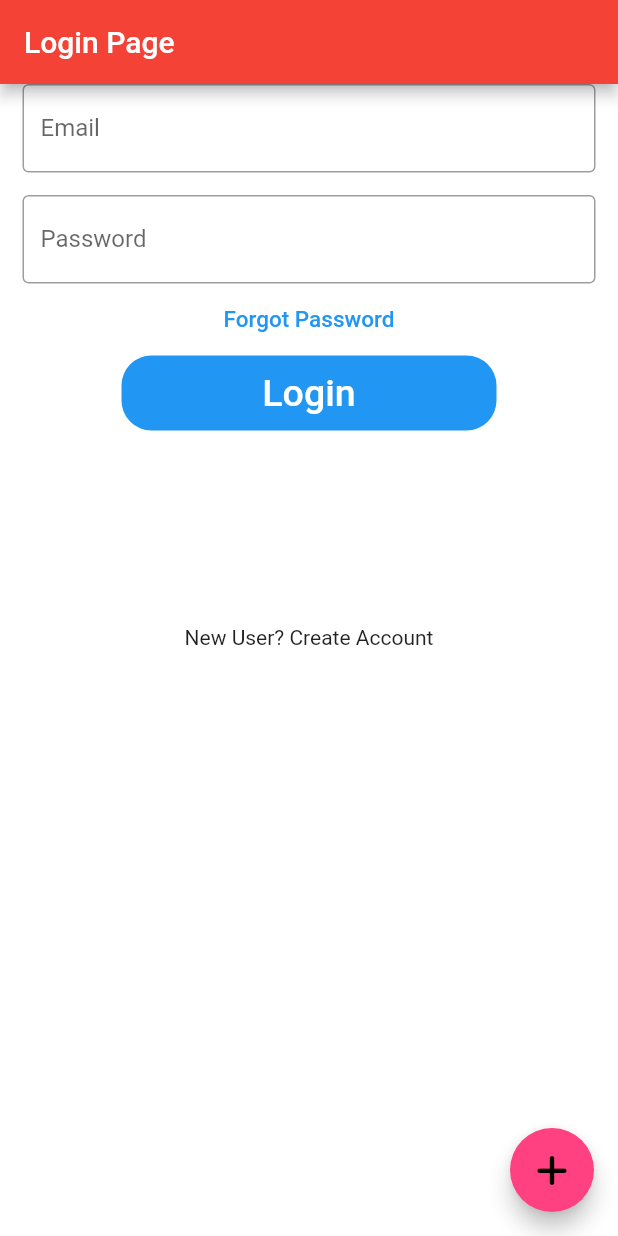
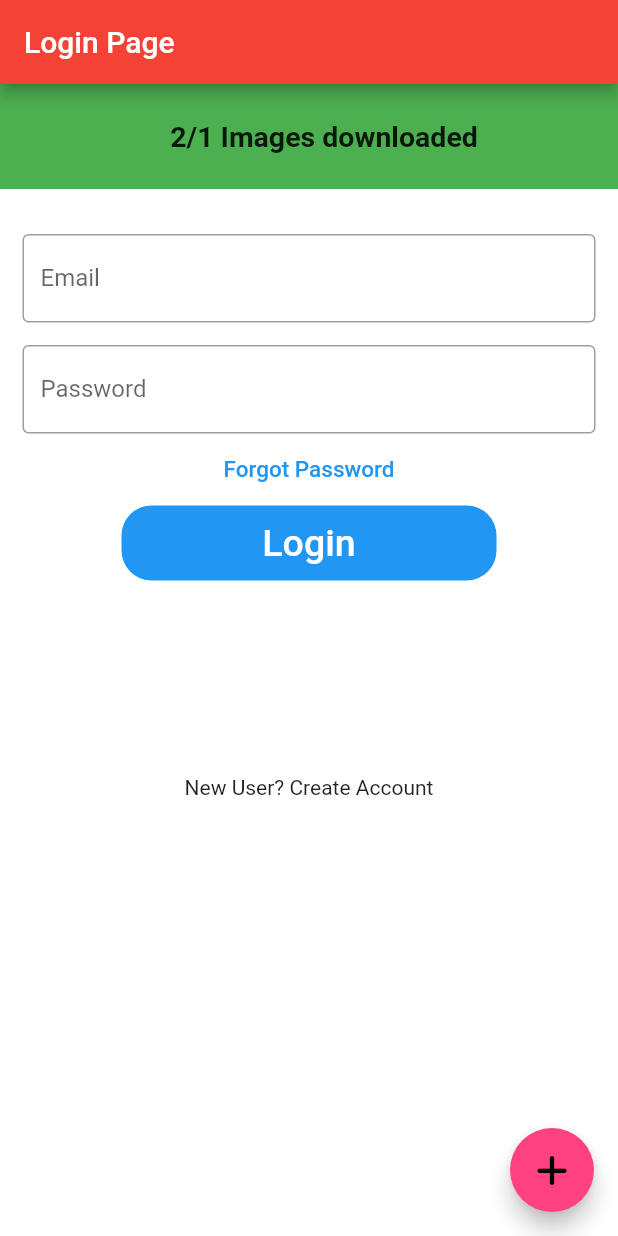
Before and after one commit to in-fperez/firebase-test, a Flutter app: the screen it shows after launch, after a tap on "Forgot Password", on a phone screen of 412 x 824 dp. Run offline on Flutter 3.47's test engine with Material 2 defaults, Android fonts, the phone set to English and light mode, and no system bars; our stand-ins replace bloc, cloud_firestore, connectivity_plus, firebase_core, firebase_messaging, firebase_storage and 4 more; missing offline and left inert: dart:ffi; accounts and stored records are empty.

Commit message:
feat: Download progress indicator
Added a progress indicator to track images download

```diff
--- /dev/null
+++ b/lib/cubit/images_cubit.dart
@@ -0,0 +1,23 @@
+import 'package:bloc/bloc.dart';
+import 'package:flutter/foundation.dart';
+
+part 'images_state.dart';
+
+class ImagesCubit extends Cubit<ImagesState> {
+  ImagesCubit() : super(ImageInitial());
+  int downloadedImages = 0;
+  int totalImages = 0;
+  bool isDownloadFinished = false;
+
+  set total(int total) => totalImages = total;
+
+  void updateCount() {
+    downloadedImages++;
+    emit(ImageChange());
+  }
+
+  void updateDownloadProcess() {
+    isDownloadFinished = true;
+    emit(ImageChange());
+  }
+}
--- /dev/null
+++ b/lib/cubit/images_state.dart
@@ -0,0 +1,8 @@
+part of 'images_cubit.dart';
+
+@immutable
+abstract class ImagesState {}
+
+class ImageInitial extends ImagesState {}
+
+class ImageChange extends ImagesState {}
--- a/lib/main.dart
+++ b/lib/main.dart
@@ -1,22 +1,21 @@
+import 'package:firebase_testv2/cubit/images_cubit.dart';
 import 'package:firebase_testv2/screens/form_screen.dart';
 import 'package:firebase_testv2/screens/login_screen.dart';
 import 'package:firebase_testv2/services/firestore.dart';
 import 'package:firebase_testv2/services/models.dart';
+import 'package:firebase_testv2/services/push_notification_service.dart';
 import 'package:firebase_testv2/widgets/product_card.dart';
 import 'package:flutter/material.dart';
-import 'package:firebase_core/firebase_core.dart';
 import 'package:font_awesome_flutter/font_awesome_flutter.dart';
-import 'package:workmanager/workmanager.dart';
-import 'firebase_options.dart';
 import 'package:provider/provider.dart';
 
-void callbackDispatcher() {}
+final cubit = ImagesCubit();
 
 void main() async {
   WidgetsFlutterBinding.ensureInitialized();
-  await Firebase.initializeApp(
-    options: DefaultFirebaseOptions.currentPlatform,
-  );
+  BackgroundService.initializeApp();
+  cubit.updateCount();
+  print('hola tio');
   runApp(const MyApp());
 }
 
@@ -42,7 +41,6 @@ class _MyAppState extends State<MyApp> {
               child: const FaIcon(FontAwesomeIcons.plus),
               backgroundColor: Colors.pinkAccent,
               onPressed: () {
-                FirestoreService().listAllImages();
                 Navigator.push(
                   context,
                   MaterialPageRoute(builder: (context) => ProductForm()),
@@ -65,7 +63,6 @@ class _MyAppState extends State<MyApp> {
   void initState() {
     // TODO: implement initState
     super.initState();
-    Workmanager().initialize(callbackDispatcher);
   }
 }
 
@@ -80,7 +77,6 @@ class ProductCardList extends StatelessWidget {
         child: const FaIcon(FontAwesomeIcons.plus),
         backgroundColor: Colors.pinkAccent,
         onPressed: () {
-          FirestoreService().listAllImages();
           Navigator.push(
             context,
             MaterialPageRoute(builder: (context) => ProductForm()),
--- a/lib/screens/login_screen.dart
+++ b/lib/screens/login_screen.dart
@@ -1,13 +1,30 @@
+import 'package:firebase_testv2/cubit/images_cubit.dart';
 import 'package:firebase_testv2/main.dart';
-import 'package:firebase_testv2/services/firestore.dart';
-import 'package:firebase_testv2/widgets/product_card.dart';
 import 'package:flutter/material.dart';
+import 'package:provider/provider.dart';
+import 'package:flutter_bloc/flutter_bloc.dart';
 
 class LoginPage extends StatelessWidget {
   const LoginPage({Key? key}) : super(key: key);
 
   @override
   Widget build(BuildContext context) {
+    return BlocProvider(
+      create: (context) => cubit,
+      child: const LoginForm(),
+    );
+  }
+}
+
+class LoginForm extends StatelessWidget {
+  const LoginForm({Key? key}) : super(key: key);
+
+  @override
+  Widget build(BuildContext context) {
+    var downloadState = Provider.of<ImagesCubit>(context, listen: true);
+    Color colorTopModalSheet =
+        cubit.isDownloadFinished ? Colors.green : Colors.red;
+
     return Scaffold(
       backgroundColor: Colors.white,
       appBar: AppBar(
@@ -16,6 +33,48 @@ class LoginPage extends StatelessWidget {
       body: SingleChildScrollView(
         child: Column(
           children: <Widget>[
+            Container(
+              decoration: BoxDecoration(
+                color: colorTopModalSheet,
+              ),
+              height: 70,
+              width: MediaQuery.of(context).size.width,
+              child: Center(
+                child: Row(
+                  mainAxisAlignment: MainAxisAlignment.center,
+                  children: [
+                    Column(
+                      mainAxisAlignment: MainAxisAlignment.center,
+                      children: [
+                        cubit.isDownloadFinished
+                            ? const Text('')
+                            : const CircularProgressIndicator(
+                                color: Colors.green,
+                              ),
+                      ],
+                    ),
+                    SizedBox(
+                      width: 20,
+                    ),
+                    Column(
+                      mainAxisAlignment: MainAxisAlignment.center,
+                      children: [
+                        Text(
+                          '${downloadState.downloadedImages.toString()}/${downloadState.totalImages.toString()} Images downloaded',
+                          style: const TextStyle(
+                            fontWeight: FontWeight.bold,
+                            fontSize: 19,
+                          ),
+                        ),
+                      ],
+                    ),
+                  ],
+                ),
+              ),
+            ),
+            SizedBox(
+              height: 30,
+            ),
             Padding(
               //padding: const EdgeInsets.only(left:15.0,right: 15.0,top:0,bottom: 0),
               padding: EdgeInsets.symmetric(horizontal: 15),
@@ -41,6 +100,7 @@ class LoginPage extends StatelessWidget {
             FlatButton(
               onPressed: () {
                 //TODO FORGOT PASSWORD SCREEN GOES HERE
+                downloadState.updateCount();
               },
               child: Text(
                 'Forgot Password',
@@ -57,19 +117,7 @@ class LoginPage extends StatelessWidget {
                   Navigator.push(
                       context,
                       MaterialPageRoute(
-                          builder: (_) => FutureBuilder(
-                              future: FirestoreService().downloadImages(),
-                              builder: (BuildContext context,
-                                  AsyncSnapshot<void> snapshot) {
-                                if (snapshot.hasData) {
-                                  return ProductCardList();
-                                }
-                                return Scaffold(
-                                  body: const Center(
-                                    child: CircularProgressIndicator(),
-                                  ),
-                                );
-                              })));
+                          builder: (_) => const ProductCardList()));
                 },
                 child: Text(
                   'Login',
--- a/lib/services/firestore.dart
+++ b/lib/services/firestore.dart
@@ -5,6 +5,7 @@ import 'package:cloud_firestore/cloud_firestore.dart';
 import 'package:connectivity_plus/connectivity_plus.dart';
 import 'package:firebase_storage/firebase_storage.dart';
 import 'package:firebase_core/firebase_core.dart';
+import 'package:firebase_testv2/main.dart';
 import 'package:firebase_testv2/services/models.dart';
 import 'package:image_picker/image_picker.dart';
 import 'package:path_provider/path_provider.dart';
@@ -60,22 +61,24 @@ class FirestoreService {
 
   Future<bool> downloadImages() async {
     var connectivityResult = await (Connectivity().checkConnectivity());
+    print('hola soy perole el mas perole');
     if (connectivityResult == ConnectivityResult.none) {
-      return true;
+      return false;
     }
     try {
       final imagesList = await listAllImages();
       final appDir = await getApplicationDocumentsDirectory();
-      List<Future> futures = <Future>[];
+      await Directory('${appDir.path}/images/').create(recursive: true);
       for (var image in imagesList.items) {
         final imagesRef = storageRef.child("images/${image.name}");
-        final file = File('${appDir.path}/${image.name}');
+        final file = File('${appDir.path}/${image.fullPath}');
         if (File('${appDir.path}/${image.name}').existsSync()) {
           continue;
         }
-        futures.add(imagesRef.writeToFile(file));
+        imagesRef.writeToFile(file);
+        cubit.updateCount();
       }
-      await Future.wait(futures);
+      cubit.updateDownloadProcess();
       return true;
     } catch (e) {
       print(e);
@@ -86,6 +89,8 @@ class FirestoreService {
   Future<ListResult> listAllImages() async {
     final imagesRef = storageRef.child('images');
     final listRef = await imagesRef.listAll();
+    print('El meu length es de ${listRef.items.length}');
+    cubit.totalImages = listRef.items.length + 1;
     return listRef;
   }
 }
--- a/lib/services/loadImageCard.dart
+++ b/lib/services/loadImageCard.dart
@@ -1,11 +1,10 @@
 import 'dart:io';
-import 'package:flutter/material.dart';
 import 'package:path_provider/path_provider.dart';
 
 Future<dynamic> loadImageCard(String imageName) async {
   final imagePath = await getApplicationDocumentsDirectory();
-  final imageFile = await File('${imagePath.path}/${imageName}').exists()
-      ? File('${imagePath.path}/${imageName}')
+  final imageFile = await File('${imagePath.path}/$imageName').exists()
+      ? File('${imagePath.path}/$imageName')
       : 'images/placeholder.jpg';
   return imageFile;
 }
--- /dev/null
+++ b/lib/services/push_notification_service.dart
@@ -0,0 +1,32 @@
+import 'package:firebase_core/firebase_core.dart';
+import 'package:firebase_messaging/firebase_messaging.dart';
+import 'package:firebase_testv2/firebase_options.dart';
+import 'package:firebase_testv2/services/firestore.dart';
+
+class BackgroundService {
+  static FirebaseMessaging messaging = FirebaseMessaging.instance;
+  static String? token;
+
+  static Future _backgroundHandler(RemoteMessage message) async {
+    print('background Handler ${message.messageId}');
+  }
+
+  static Future _onMessageHandler(RemoteMessage message) async {
+    print('background Handler ${message.messageId}');
+  }
+
+  static Future _onOpenApp(RemoteMessage message) async {
+    print('background Handler ${message.messageId}');
+  }
+
+  static Future initializeApp() async {
+    await Firebase.initializeApp(
+      options: DefaultFirebaseOptions.currentPlatform,
+    );
+    FirestoreService().downloadImages();
+    token = await FirebaseMessaging.instance.getToken();
+    FirebaseMessaging.onBackgroundMessage(_backgroundHandler);
+    FirebaseMessaging.onMessage.listen(_onMessageHandler);
+    FirebaseMessaging.onMessageOpenedApp.listen(_onOpenApp);
+  }
+}
--- a/lib/widgets/product_card.dart
+++ b/lib/widgets/product_card.dart
@@ -1,10 +1,5 @@
-import 'dart:io';
-import 'dart:typed_data';
-
-import 'package:firebase_testv2/services/firestore.dart';
 import 'package:firebase_testv2/services/loadImageCard.dart';
 import 'package:flutter/material.dart';
-import 'package:path_provider/path_provider.dart';
 
 class ProductCard extends StatelessWidget {
   ProductCard(
```
Also changed, not shown: lib/screens/form_screen.dart (+6 -6 lines), pubspec.yaml (+6 -1 lines), pubspec.lock, 3 other files.
